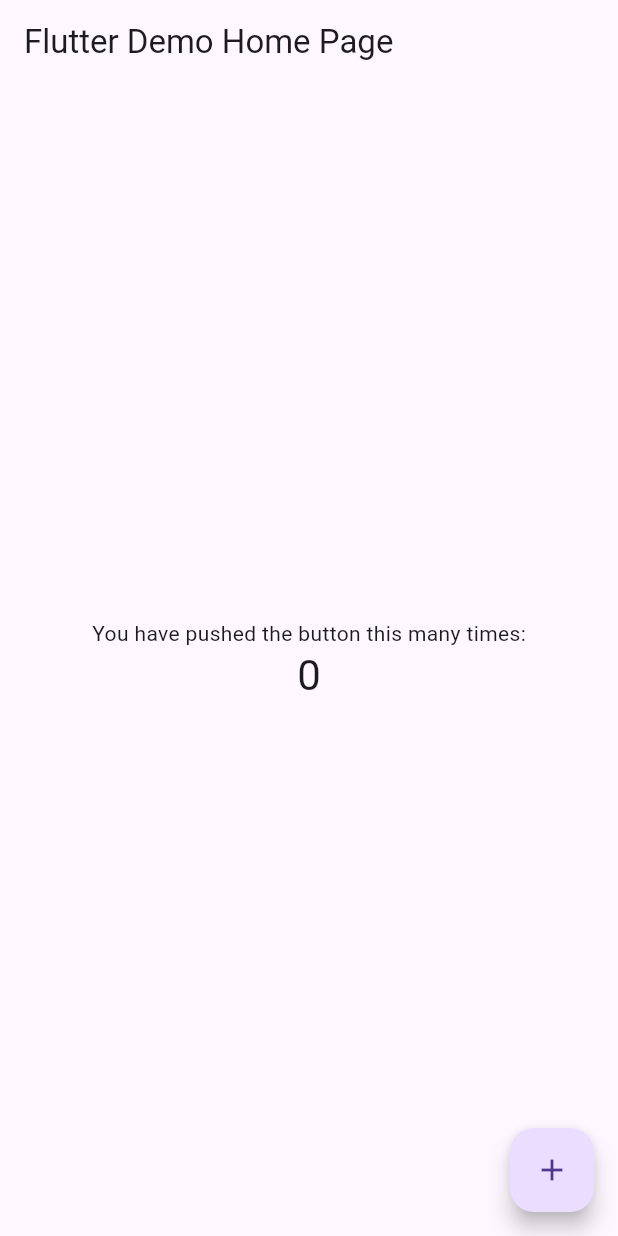
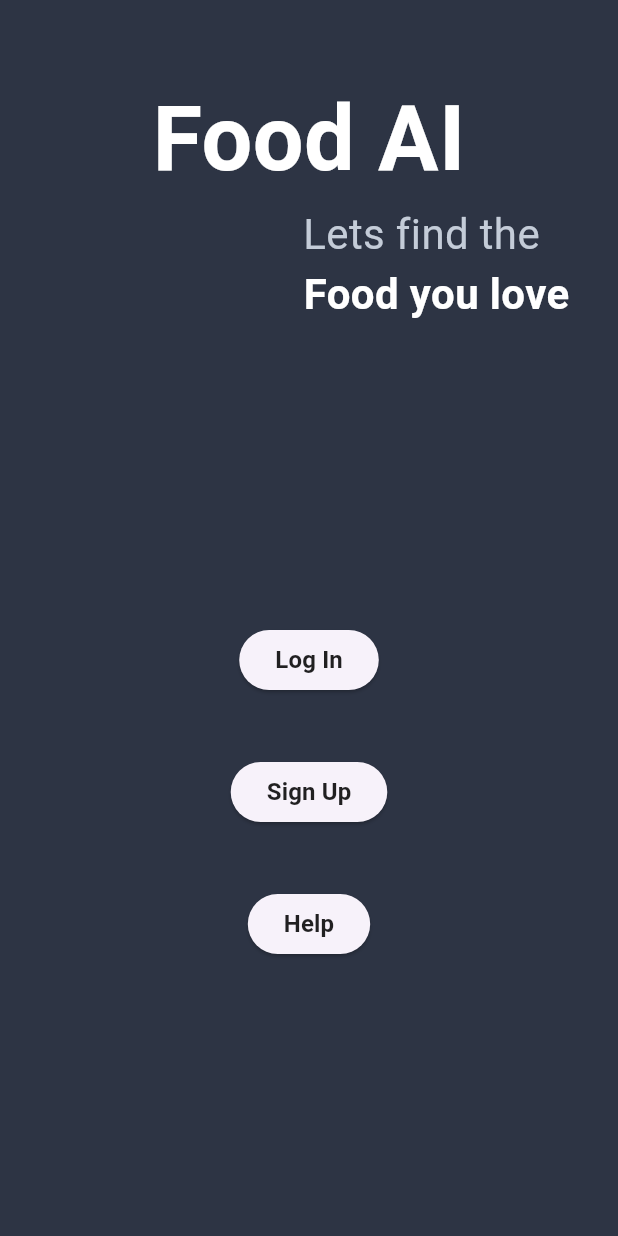
Before and after one commit to boykin345/food-ai-app, a Flutter app: the screen it shows after launch, on a phone screen of 412 x 824 dp. Run offline on Flutter 3.47's test engine with Material 3 defaults, Android fonts, the phone set to English and light mode, and no system bars; our stand-ins replace firebase_core; accounts and stored records are empty; project files that could hold a hidden picture were left out.

Commit message:
Feature: create index & sign up pages
* Created the index page when starting up the app
* Created the sign-up page
* Added firebase_options.dart for the connection of the firebase API

```diff
--- a/lib/main.dart
+++ b/lib/main.dart
@@ -1,6 +1,12 @@
 import 'package:flutter/material.dart';
+import 'package:firebase_core/firebase_core.dart';
+import 'package:food_ai_app/firebase_options.dart';
 
-void main() {
+import 'package:food_ai_app/Controllers/sign_up.dart';
+
+Future<void> main() async {
+  WidgetsFlutterBinding.ensureInitialized();
+  await Firebase.initializeApp(options: DefaultFirebaseOptions.currentPlatform,);
   runApp(const MyApp());
 }
 
@@ -10,12 +16,12 @@ class MyApp extends StatelessWidget {
   @override
   Widget build(BuildContext context) {
     return MaterialApp(
-      title: 'Flutter Demo',
+      title: 'Food AI',
       theme: ThemeData(
         primarySwatch: Colors.blue,
         visualDensity: VisualDensity.adaptivePlatformDensity,
       ),
-      home: const MyHomePage(title: 'Flutter Demo Home Page'),
+      home: const MyHomePage(title: 'Index Page'),
     );
   }
 }
@@ -31,39 +37,87 @@ class MyHomePage extends StatefulWidget {
 }
 
 class _MyHomePageState extends State<MyHomePage> {
-  int _counter = 0;
-
-  void _incrementCounter() {
-    setState(() {
-      _counter++;
-    });
-  }
 
   @override
   Widget build(BuildContext context) {
     return Scaffold(
-      appBar: AppBar(
-        title: Text(widget.title),
-      ),
-      body: Center(
-        child: Column(
-          mainAxisAlignment: MainAxisAlignment.center,
-          children: <Widget>[
-            const Text(
-              'You have pushed the button this many times:',
-            ),
-            Text(
-              '$_counter',
-              // Change made here: Replace deprecated 'headline4' with 'headlineMedium'
-              style: Theme.of(context).textTheme.headlineMedium,
-            ),
-          ],
+      backgroundColor: Color(0xFF2D3444),
+      body: SingleChildScrollView(
+        child: Center(
+          child: Column(
+            children: <Widget>[
+              SizedBox(height: 50),
+              Text('Food AI',
+                    style: TextStyle(
+                        fontWeight: FontWeight.bold,
+                        fontSize: 60,
+                        color: Colors.white
+                    ),
+                  ),
+              Padding(padding: const EdgeInsets.only(left: 150),
+                child: Text('Lets find the',
+                  style: TextStyle(
+                    color: Color(0xFFC4CCD8),
+                    fontSize: 28,
+                  ),
+                ),
+              ),
+              Padding(padding: const EdgeInsets.only(left: 170),
+                child: Text('Food you love',
+                  style: TextStyle(
+                      color: Colors.white,
+                      fontSize: 28,
+                      fontWeight: FontWeight.bold,
+                  ),
+                ),
+              ),
+              SizedBox(height: 200),
+              Center(
+                child: ElevatedButton(
+                  onPressed: () {
+                    // Add the desired functionality when the button is pressed
+                    print('Switching to login page!');
+                  },
+                  child: Text('Log In', style: TextStyle(
+                    color: Colors.black87,
+                    fontSize: 16,
+                    fontWeight: FontWeight.bold,
+                  ),
+                  ),
+                ),
+              ),
+              SizedBox(height: 40),
+              ElevatedButton(
+                onPressed: () {
+                  Navigator.push(
+                    context,
+                    MaterialPageRoute(builder: (context) => SignUpPage()),
+                  );
+                  // Add the desired functionality when the button is pressed
+                  print('Switching to sign up page!');
+                },
+                child: Text('Sign Up', style: TextStyle(
+                  color: Colors.black87,
+                  fontSize: 16,
+                  fontWeight: FontWeight.bold,
+                  ),
+                ),
+              ),
+              SizedBox(height: 40),
+              ElevatedButton(
+                onPressed: () {
+                  print('Switching to help page!');
+                },
+                child: Text('Help', style: TextStyle(
+                    color: Colors.black87,
+                    fontSize: 16,
+                    fontWeight: FontWeight.bold,
+                  ),
+                ),
+              ),
+            ],
+          ),
         ),
-      ),
-      floatingActionButton: FloatingActionButton(
-        onPressed: _incrementCounter,
-        tooltip: 'Increment',
-        child: const Icon(Icons.add),
       ),
     );
   }
```
Also changed, not shown: lib/Controllers/sign_up.dart (added, +92 -0 lines), lib/firebase_options.dart (added).
